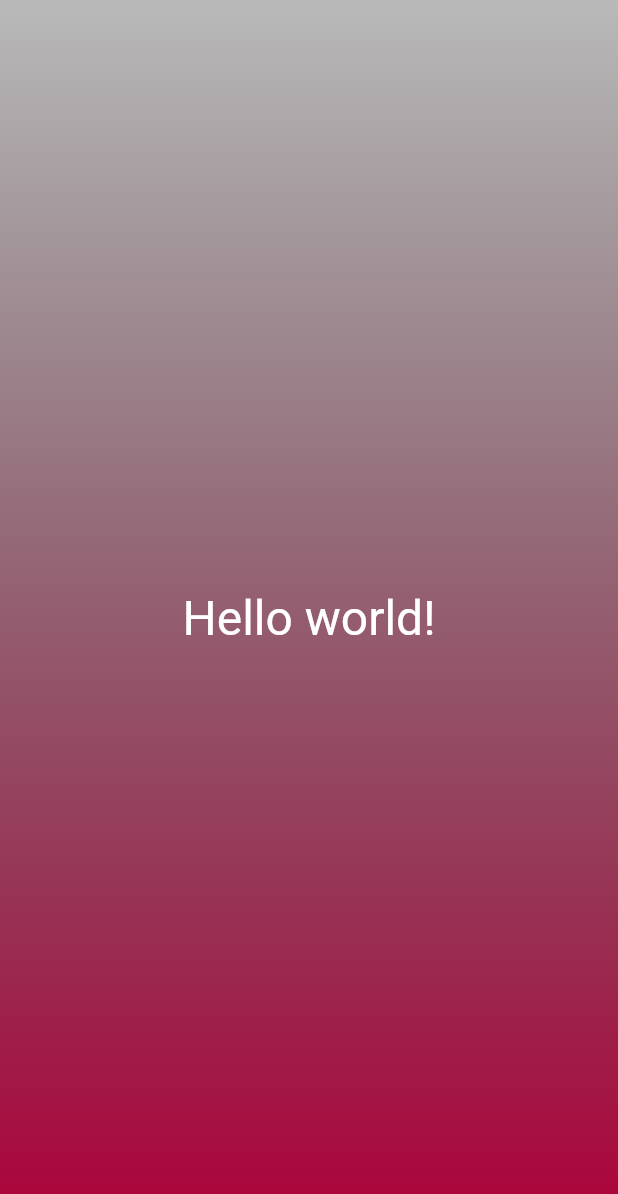
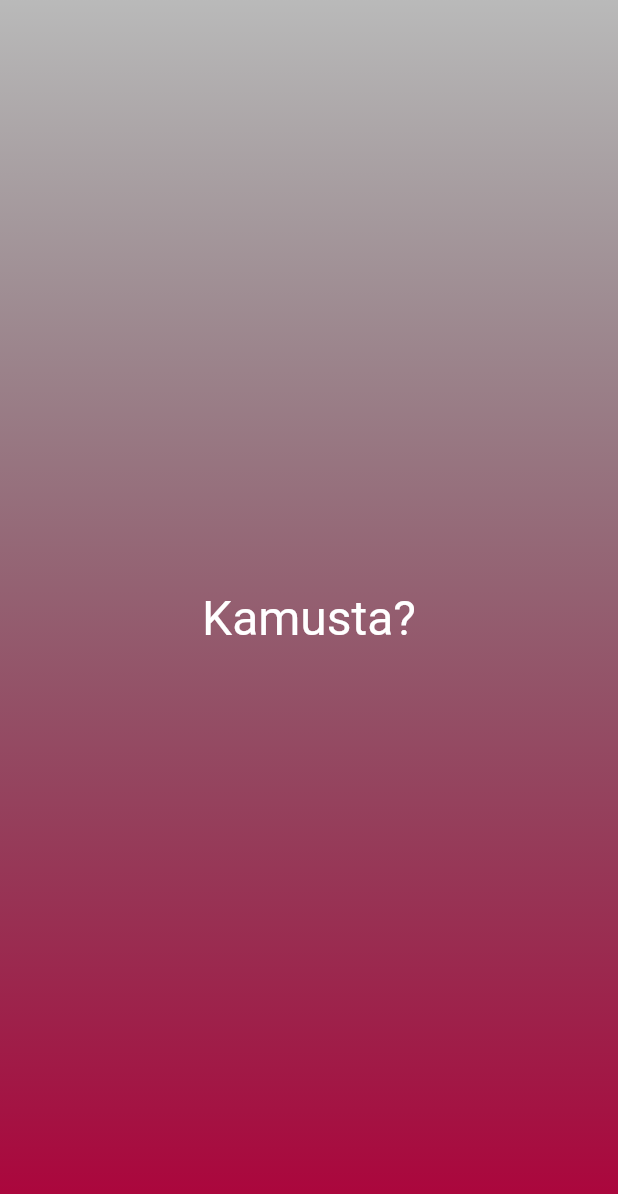
Before and after one commit to beamariano/flutter-example, a Flutter app: the screen it shows after launch, on a phone screen of 412 x 824 dp. Shown: the top 1194 px of the screen. Run offline on Flutter 3.47's test engine with Material 2 defaults, Android fonts, the phone set to English and light mode, and no system bars.

Commit message:
style widget, type and dynamic text

```diff
--- a/lib/gradient_container.dart
+++ b/lib/gradient_container.dart
@@ -1,4 +1,5 @@
 import 'package:flutter/material.dart';
+import 'package:first_app/styled_text.dart';
 
 class GradientContainer extends StatelessWidget {
   const GradientContainer({super.key});
@@ -16,12 +17,8 @@ class GradientContainer extends StatelessWidget {
           end: Alignment.topCenter,
         ),
       ),
-      child: Center(
-        child: Text('Hello world!',
-            style: TextStyle(
-              color: Colors.white,
-              fontSize: 32,
-            )),
+      child: const Center(
+        child: StyledText('Kamusta?'),
       ),
     );
   }
--- /dev/null
+++ b/lib/styled_text.dart
@@ -0,0 +1,16 @@
+import 'package:flutter/material.dart';
+
+class StyledText extends StatelessWidget {
+  const StyledText(this.text, {super.key});
+
+  final String text;
+
+  @override
+  Widget build(context) {
+    return Text(text,
+        style: TextStyle(
+          color: Colors.white,
+          fontSize: 32,
+        ));
+  }
+}
```
